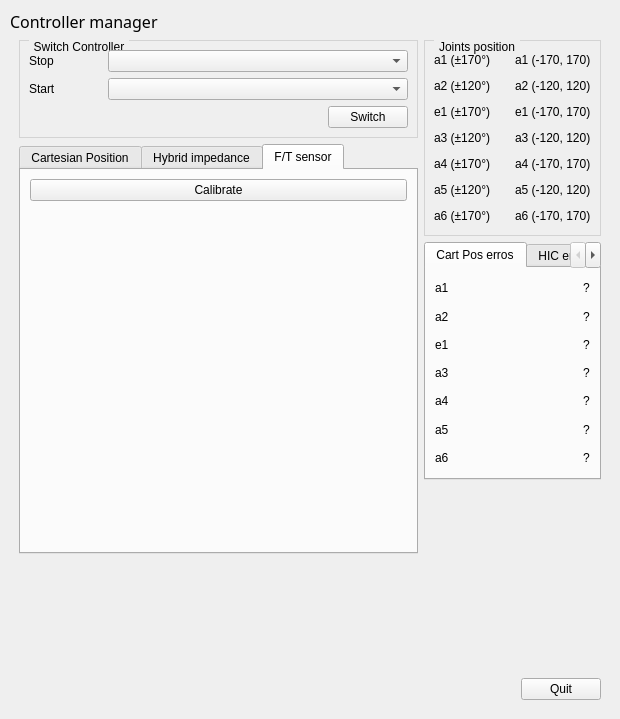
The window that ui/main_window.ui (xEnVrE/controller_switcher) describes before a commit, drawn with Qt 5.
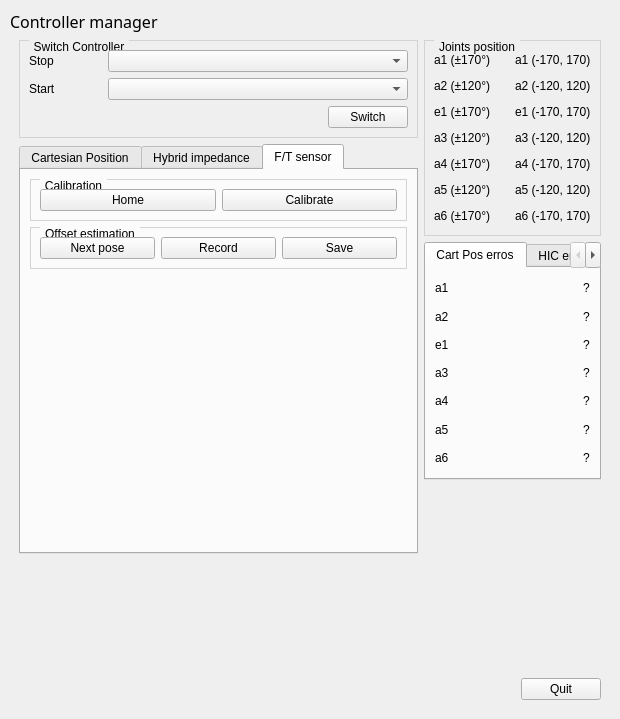
The same window after the commit. The open tabs and pages were chosen to show the change.

Commit message: add offset estimation logic and UI (buttons)

Patch:
```diff
--- a/ui/main_window.ui
+++ b/ui/main_window.ui
@@ -1573,14 +1573,84 @@
              </attribute>
              <layout class="QVBoxLayout" name="verticalLayout_16">
               <item>
-               <widget class="QPushButton" name="buttonCalibrate_ftsensor">
-                <property name="text">
-                 <string>Calibrate</string>
+               <widget class="QGroupBox" name="CalibrateBox">
+                <property name="styleSheet">
+                 <string notr="true">QGroupBox {
+    border: 1px solid lightgray;
+    margin-top: 0.5em;
+}
+
+QGroupBox::title {
+    subcontrol-origin: margin;
+    left: 10px;
+    padding: 0 3px 0 3px;
+}</string>
                 </property>
+                <property name="title">
+                 <string>Calibration</string>
+                </property>
+                <layout class="QHBoxLayout" name="horizontalLayout_2">
+                 <item>
+                  <widget class="QPushButton" name="buttonHome_ftsensor">
+                   <property name="text">
+                    <string>Home</string>
+                   </property>
+                  </widget>
+                 </item>
+                 <item>
+                  <widget class="QPushButton" name="buttonCalibrate_ftsensor">
+                   <property name="text">
+                    <string>Calibrate</string>
+                   </property>
+                  </widget>
+                 </item>
+                </layout>
                </widget>
               </item>
               <item>
-               <spacer name="FTSensorTabSpacer">
+               <widget class="QGroupBox" name="OffsetEstimationBox">
+                <property name="styleSheet">
+                 <string notr="true">QGroupBox {
+    border: 1px solid lightgray;
+    margin-top: 0.5em;
+}
+
+QGroupBox::title {
+    subcontrol-origin: margin;
+    left: 10px;
+    padding: 0 3px 0 3px;
+}</string>
+                </property>
+                <property name="title">
+                 <string>Offset estimation</string>
+                </property>
+                <layout class="QHBoxLayout" name="horizontalLayout_3">
+                 <item>
+                  <widget class="QPushButton" name="buttonNextPose_ftsensor">
+                   <property name="text">
+                    <string>Next pose</string>
+                   </property>
+                  </widget>
+                 </item>
+                 <item>
+                  <widget class="QPushButton" name="buttonRecord_ftsensor">
+                   <property name="text">
+                    <string>Record</string>
+                   </property>
+                  </widget>
+                 </item>
+                 <item>
+                  <widget class="QPushButton" name="buttonSave_ftsensor">
+                   <property name="text">
+                    <string>Save</string>
+                   </property>
+                  </widget>
+                 </item>
+                </layout>
+               </widget>
+              </item>
+              <item>
+               <spacer name="verticalSpacer_2">
                 <property name="orientation">
                  <enum>Qt::Vertical</enum>
                 </property>
```
The commit also changes 4 other files.
